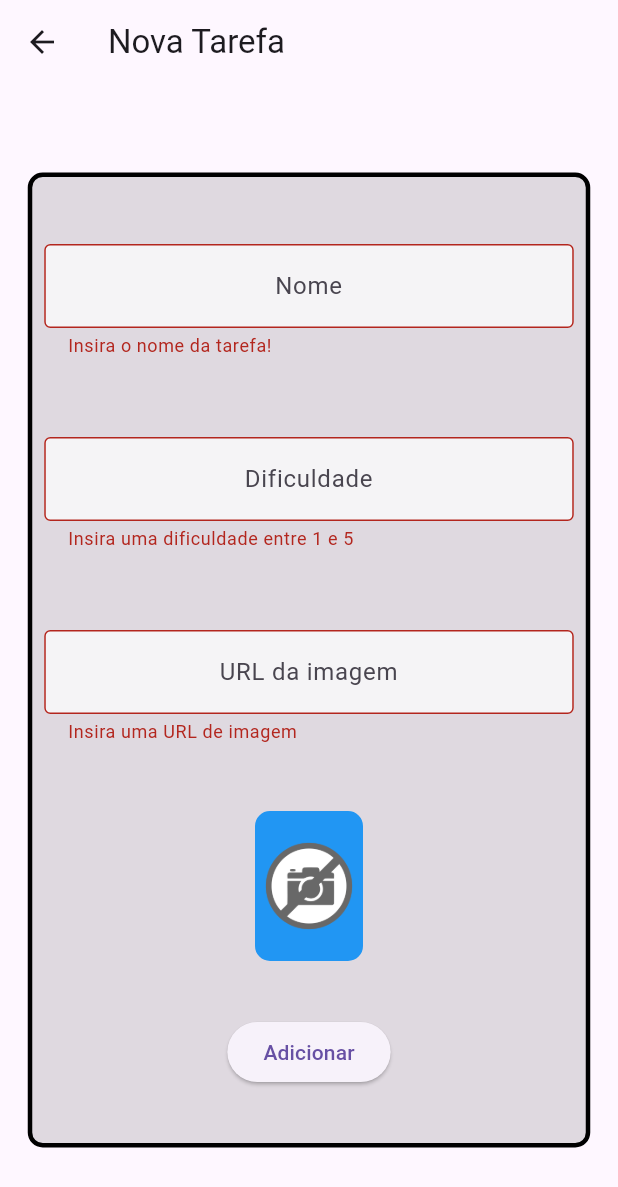
After one commit to JairoPiekarski/first_project_flutter, a Flutter app: the FormScreen screen opened directly, after a tap on "Adicionar", on a phone screen of 412 x 824 dp. The commit adds this screen. Shown: the top 1187 px of the screen. Run offline on Flutter 3.47's test engine with Material 3 defaults, Android fonts, the phone set to English and light mode, and no system bars; network calls fail.

Commit message:
Nova tela de formulário/adicionar tarefa

```diff
--- a/lib/main.dart
+++ b/lib/main.dart
@@ -1,3 +1,4 @@
+import 'package:first_project/screens/form_screen.dart';
 import 'package:first_project/screens/initial_screen.dart';
 import 'package:flutter/material.dart';
 
--- /dev/null
+++ b/lib/screens/form_screen.dart
@@ -0,0 +1,144 @@
+import 'package:flutter/material.dart';
+
+class FormScreen extends StatefulWidget {
+  const FormScreen({super.key});
+
+  @override
+  State<FormScreen> createState() => _FormScreenState();
+}
+
+class _FormScreenState extends State<FormScreen> {
+  TextEditingController nameController = TextEditingController();
+  TextEditingController difficultyController = TextEditingController();
+  TextEditingController imageController = TextEditingController();
+
+  final _formKey = GlobalKey<FormState>();
+
+  @override
+  Widget build(BuildContext context) {
+    return Form(
+      key: _formKey,
+      child: Scaffold(
+        appBar: AppBar(
+          title: const Text('Nova Tarefa'),
+        ),
+        body: Center(
+          child: SingleChildScrollView(
+            child: Container(
+              height: 650,
+              width: 375,
+              decoration: BoxDecoration(
+                  color: Colors.black12,
+                  borderRadius: BorderRadius.circular(10),
+                  border: Border.all(width: 3)),
+              child: Column(
+                mainAxisAlignment: MainAxisAlignment.spaceEvenly,
+                crossAxisAlignment: CrossAxisAlignment.center,
+                children: [
+                  Padding(
+                    padding: const EdgeInsets.all(8.0),
+                    child: TextFormField(
+                      validator: (String? value) {
+                        if (value != null && value.isEmpty) {
+                          return 'Insira o nome da tarefa!';
+                        }
+                        return null;
+                      },
+                      controller: nameController,
+                      textAlign: TextAlign.center,
+                      decoration: const InputDecoration(
+                        border: OutlineInputBorder(),
+                        hintText: 'Nome',
+                        fillColor: Colors.white70,
+                        filled: true,
+                      ),
+                    ),
+                  ),
+                  Padding(
+                    padding: const EdgeInsets.all(8.0),
+                    child: TextFormField(
+                      validator: (value) {
+                        if (value!.isEmpty ||
+                            int.parse(value) > 5 ||
+                            int.parse(value) < 1) {
+                          return 'Insira uma dificuldade entre 1 e 5';
+                        }
+                        return null;
+                      },
+                      keyboardType: TextInputType.number,
+                      controller: difficultyController,
+                      textAlign: TextAlign.center,
+                      decoration: const InputDecoration(
+                        border: OutlineInputBorder(),
+                        hintText: 'Dificuldade',
+                        fillColor: Colors.white70,
+                        filled: true,
+                      ),
+                    ),
+                  ),
+                  Padding(
+                    padding: const EdgeInsets.all(8.0),
+                    child: TextFormField(
+                      onChanged: (text) {
+                        setState(() {});
+                      },
+                      validator: (value) {
+                        if (value!.isEmpty) {
+                          return 'Insira uma URL de imagem';
+                        }
+                        return null;
+                      },
+                      keyboardType: TextInputType.url,
+                      controller: imageController,
+                      textAlign: TextAlign.center,
+                      decoration: const InputDecoration(
+                        border: OutlineInputBorder(),
+                        hintText: 'URL da imagem',
+                        fillColor: Colors.white70,
+                        filled: true,
+                      ),
+                    ),
+                  ),
+                  Container(
+                    width: 72,
+                    height: 100,
+                    decoration: BoxDecoration(
+                        color: Colors.blue,
+                        borderRadius: BorderRadius.circular(10),
+                        border: Border.all(width: 2, color: Colors.blue)),
+                    child: ClipRRect(
+                      borderRadius: BorderRadius.circular(10),
+                      child: Image.network(
+                        imageController.text,
+                        errorBuilder: (BuildContext context, Object exception,
+                            StackTrace? stackTrace) {
+                          return Image.asset('assets/images/nophoto.png');
+                        },
+                        fit: BoxFit.cover,
+                      ),
+                    ),
+                  ),
+                  ElevatedButton(
+                    onPressed: () {
+                      if (_formKey.currentState!.validate()) {
+                        print(nameController.text);
+                        print(int.parse(difficultyController.text));
+                        print(imageController.text);
+                        ScaffoldMessenger.of(context).showSnackBar(
+                          const SnackBar(
+                            content: Text('Salvando a tarefa'),
+                          ),
+                        );
+                      }
+                    },
+                    child: Text('Adicionar'),
+                  ),
+                ],
+              ),
+            ),
+          ),
+        ),
+      ),
+    );
+  }
+}
```
Also changed, not shown: assets/images/nophoto.png (added), assets/images/st,small,507x507-pad,600x600,f8f8f8.jpg (added).
